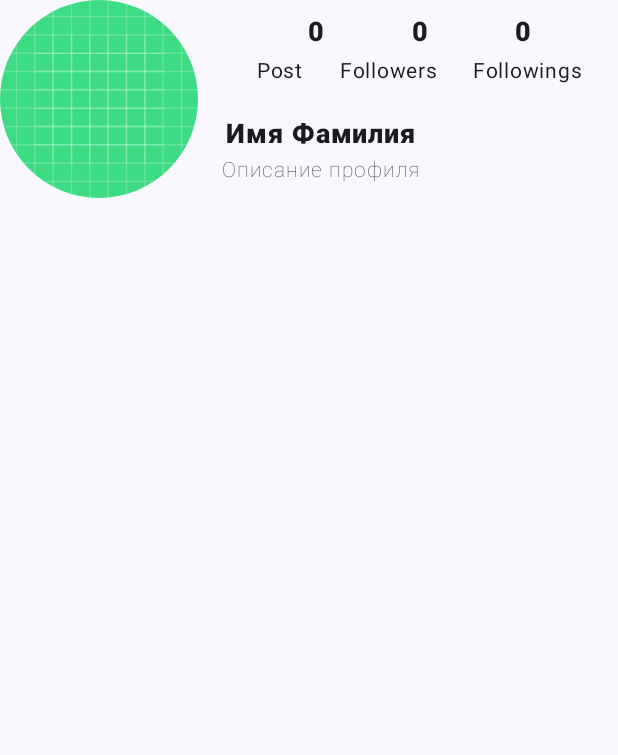
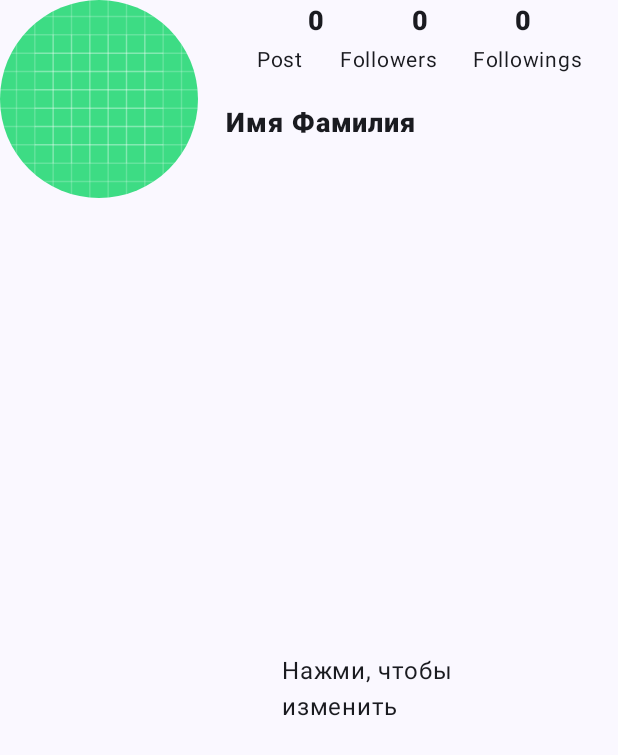
Before and after one commit to MansurovKarim/JetpackCompose, an Android app built with Jetpack Compose: the screen it shows after launch (MainActivity), after a tap on "Описание профиля", on a phone screen of 412 x 824 dp. Shown: the top 755 px of the screen. Run offline under Robolectric (Android 15) with nearby library versions, the phone set to English and light mode, and no system bars.

```diff
--- a/app/src/main/java/com/example/jetpackcompose/screen/MainScreen.kt
+++ b/app/src/main/java/com/example/jetpackcompose/screen/MainScreen.kt
@@ -1,6 +1,5 @@
 package com.example.jetpackcompose.screen
 
-import android.view.View.OnClickListener
 import androidx.compose.foundation.Image
 import androidx.compose.foundation.clickable
 import androidx.compose.foundation.layout.Arrangement
@@ -9,14 +8,23 @@ import androidx.compose.foundation.layout.PaddingValues
 import androidx.compose.foundation.layout.Row
 import androidx.compose.foundation.layout.Spacer
 import androidx.compose.foundation.layout.aspectRatio
+import androidx.compose.foundation.layout.fillMaxSize
 import androidx.compose.foundation.layout.fillMaxWidth
 import androidx.compose.foundation.layout.height
 import androidx.compose.foundation.layout.padding
 import androidx.compose.foundation.layout.width
 import androidx.compose.foundation.shape.CircleShape
+import androidx.compose.material3.AlertDialog
+import androidx.compose.material3.Button
+import androidx.compose.material3.MaterialTheme
+import androidx.compose.material3.OutlinedButton
 import androidx.compose.material3.Text
 import androidx.compose.material3.TextField
 import androidx.compose.runtime.Composable
+import androidx.compose.runtime.getValue
+import androidx.compose.runtime.mutableStateOf
+import androidx.compose.runtime.remember
+import androidx.compose.runtime.setValue
 import androidx.compose.ui.Alignment
 import androidx.compose.ui.Modifier
 import androidx.compose.ui.draw.clip
@@ -60,6 +68,7 @@ fun MainProfile(padding: PaddingValues) {
         }
     }
 }
+
 @Composable
 fun MainProfileImage(modifier: Modifier = Modifier) {
     Image(
@@ -97,11 +106,13 @@ fun MainProfileStats() {
         }
     }
 }
+
 @Composable
 fun MainProfileInfo(name: String, surname: String, description: String) {
     Name(name = name, surname = surname)
     Description(description = description)
 }
+
 @Composable
 fun Name(name: String, surname: String) {
     Row(
@@ -125,21 +136,85 @@ fun Name(name: String, surname: String) {
         )
     }
 }
+
 @Composable
 fun Description(description: String) {
+    var showDialog by remember { mutableStateOf(false) }
+
+    if (showDialog) {
+        EditableTextFieldDialog(onDismiss = { showDialog = false })
+    }
+
     Text(
-        modifier = Modifier.clickable { OnClickListener {
-
-        } },
+        modifier = Modifier.clickable {
+            showDialog = true
+        },
         text = description,
         fontSize = 14.sp,
         fontWeight = FontWeight.W200
     )
+}
 
-}
+
 
 @Composable
 @Preview
 fun MainProfilePreview() {
     MainProfile(padding = PaddingValues())
 }
+@Composable
+fun EditableTextFieldDialog(onDismiss: () -> Unit) {
+    var text by remember { mutableStateOf("Нажми, чтобы изменить") }
+    var showDialog by remember { mutableStateOf(false) }
+    var tempText by remember { mutableStateOf(text) }
+
+    Column(
+        modifier = Modifier
+            .fillMaxSize()
+            .padding(24.dp),
+        verticalArrangement = Arrangement.Center,
+        horizontalAlignment = Alignment.CenterHorizontally
+    ) {
+        Text(
+            text = text,
+            modifier = Modifier
+                .clickable {
+                    tempText = text
+                    showDialog = true
+                }
+                .padding(16.dp),
+            style = MaterialTheme.typography.bodyLarge
+        )
+
+        if (showDialog) {
+            AlertDialog(
+                onDismissRequest = { showDialog = false },
+                title = {
+                    Text(text = "Редактировать текст")
+                },
+                text = {
+                    TextField(
+                        value = tempText,
+                        onValueChange = { tempText = it },
+                        singleLine = true
+                    )
+                },
+                confirmButton = {
+                    Button(onClick = {
+                        text = tempText
+                        showDialog = false
+                    }) {
+                        Text("Сохранить")
+                    }
+                },
+                dismissButton = {
+                    OutlinedButton(onClick = {
+                        showDialog = false
+                    }) {
+                        Text("Отмена")
+                    }
+                }
+            )
+        }
+    }
+}
```
